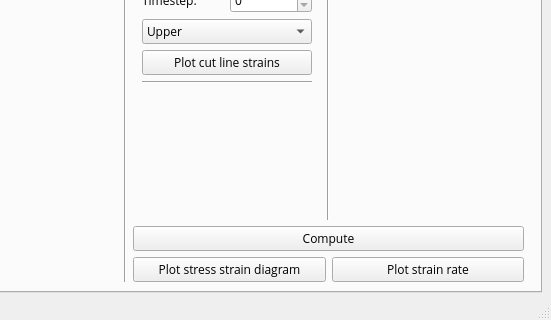
First picture: the form in FlowCurveExtender/gui/mainwindow.ui, repository tud-if-ff/FlowCurveExtender, before the edit; both pictures show x 649 to 1200 and y 580 to 900 of the 1200 by 900 pixel window.
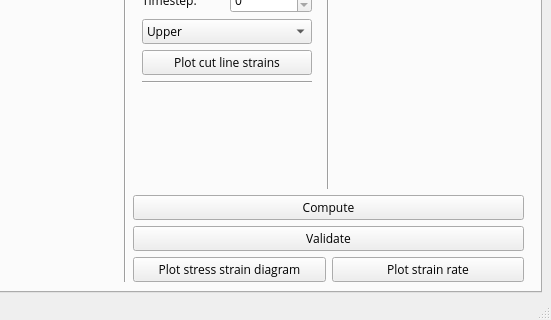
Second picture: the form after the edit. The open tabs and pages were chosen to show the change. Custom widgets are drawn as their Qt base class.

```diff
--- a/FlowCurveExtender/gui/mainwindow.ui
+++ b/FlowCurveExtender/gui/mainwindow.ui
@@ -885,6 +885,13 @@
            </property>
           </widget>
          </item>
+         <item>
+          <widget class="QPushButton" name="pushButton_A_validate">
+           <property name="text">
+            <string>Validate</string>
+           </property>
+          </widget>
+         </item>
          <item>
           <layout class="QHBoxLayout" name="horizontalLayout_6">
            <item>
```
Left out of the diff: 2 changed lines with no effect on the pictures.
